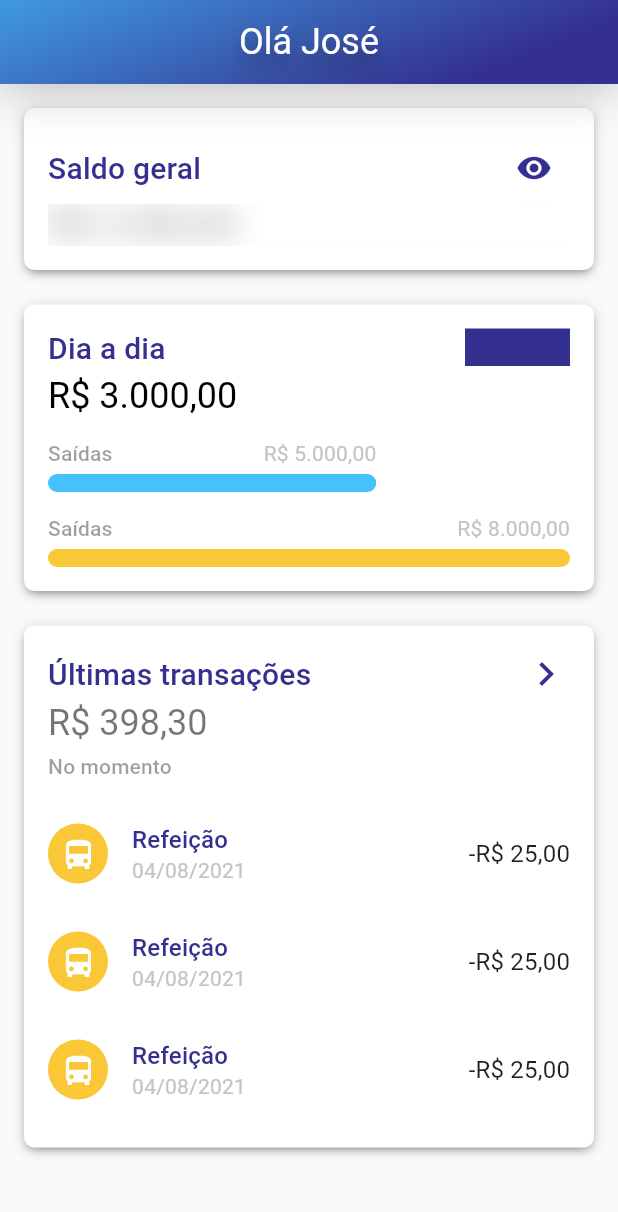
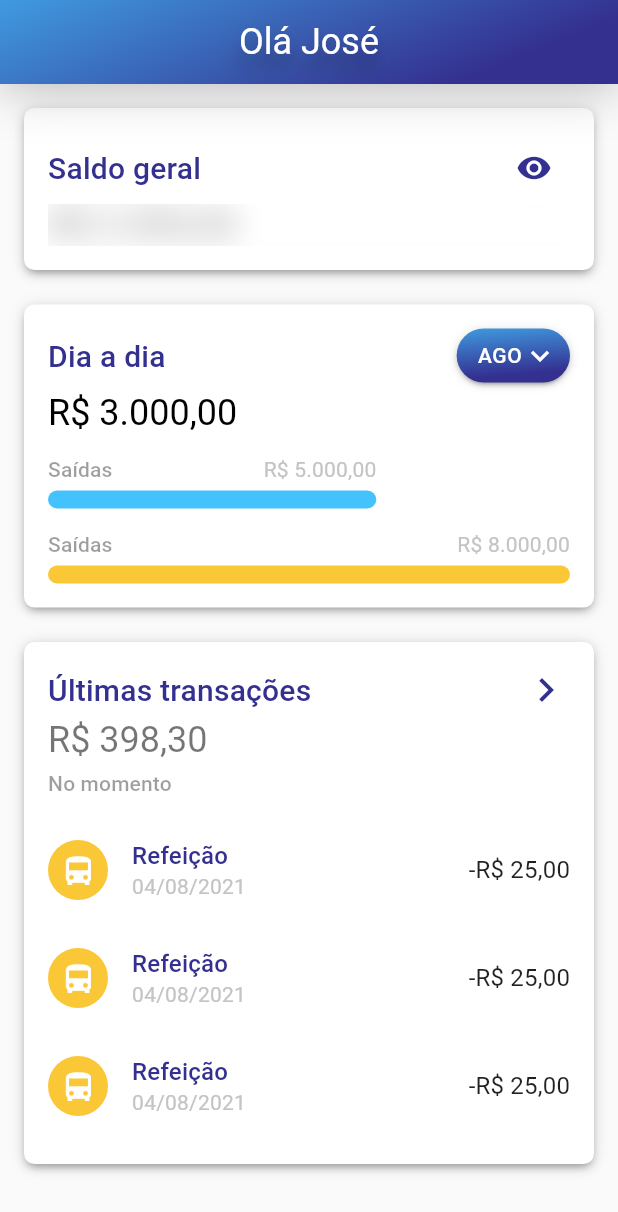
Before and after one commit to rodrigofelipejr/raro-academy-budget, a Flutter app: the screen it shows after launch, on a phone screen of 412 x 824 dp. Shown: the top 1212 px of the screen. Run offline on Flutter 3.47's test engine with Material 2 defaults, Android fonts, the phone set to English and light mode, and no system bars; missing offline and left inert: animated_card; project files that could hold a hidden picture were left out.

Commit message:
adiciona botao de selecao de meses no card dia-a-dia

```diff
--- a/lib/src/features/home/widgets/day_by_day_widget.dart
+++ b/lib/src/features/home/widgets/day_by_day_widget.dart
@@ -1,4 +1,5 @@
 import 'package:flutter/material.dart';
+import 'package:flutter_finance_controller/src/features/home/widgets/month_selector_widget.dart';
 
 import 'card_widget.dart';
 import 'indicators_widget.dart';
@@ -27,11 +28,7 @@ class _DayByDayStateWidget extends State<DayByDayWidget> {
                   'Dia a dia',
                   style: AppTextStyles.purple20w500Roboto,
                 ),
-                Container(
-                  color: AppColors.roxo,
-                  width: 70.0,
-                  height: 25.0,
-                )
+                MonthSelectorWidget(label: 'AGO')
               ],
             ),
             SizedBox(
--- /dev/null
+++ b/lib/src/features/home/widgets/month_selector_widget.dart
@@ -0,0 +1,45 @@
+import 'package:flutter/material.dart';
+
+import '../../../shared/constants/constants.dart';
+
+class MonthSelectorWidget extends StatelessWidget {
+  final String label;
+
+  const MonthSelectorWidget({Key? key, required this.label}) : super(key: key);
+
+  BorderRadius get borderRadius => BorderRadius.circular(34.0);
+
+  @override
+  Widget build(BuildContext context) {
+    return Container(
+      decoration: BoxDecoration(
+        gradient: AppGradients.blueGradientButtons,
+        borderRadius: borderRadius,
+        boxShadow: AppShadows.shadowsButtons,
+      ),
+      child: Material(
+        borderRadius: borderRadius,
+        color: AppColors.transparent,
+        child: InkWell(
+          borderRadius: borderRadius,
+          onTap: () {},
+          child: Container(
+            padding: const EdgeInsets.fromLTRB(14.0, 6.0, 8.0, 6.0),
+            child: Row(
+              children: [
+                Text(
+                  label.toUpperCase(),
+                  style: AppTextStyles.white14w500Roboto,
+                ),
+                Icon(
+                  Icons.expand_more,
+                  color: AppColors.white,
+                ),
+              ],
+            ),
+          ),
+        ),
+      ),
+    );
+  }
+}
--- a/lib/src/shared/constants/app_gradients.dart
+++ b/lib/src/shared/constants/app_gradients.dart
@@ -32,4 +32,18 @@ class AppGradients {
     ],
     transform: GradientRotation((60 * pi) / 180),
   );
+
+  static const blueGradientButtons = LinearGradient(
+    colors: <Color>[
+      AppColors.ciano,
+      AppColors.roxo,
+    ],
+    begin: Alignment.topLeft,
+    end: Alignment.bottomRight,
+    stops: [
+      0.1,
+      0.65,
+    ],
+    transform: GradientRotation((60 * pi) / 180),
+  );
 }
--- a/lib/src/shared/constants/app_shadows.dart
+++ b/lib/src/shared/constants/app_shadows.dart
@@ -50,4 +50,23 @@ class AppShadows {
           spreadRadius: -2.0,
         ),
       ];
+
+        static List<BoxShadow> get shadowsButtons => [
+        BoxShadow(
+          color: AppColors.black.withOpacity(0.12),
+          offset: Offset(0.0, 1.0),
+          blurRadius: 5.0,
+        ),
+        BoxShadow(
+          color: AppColors.black.withOpacity(0.14),
+          offset: Offset(0.0, 2.0),
+          blurRadius: 2.0,
+        ),
+        BoxShadow(
+          color: AppColors.black.withOpacity(0.20),
+          offset: Offset(0.0, 3.0),
+          blurRadius: 1.0,
+          spreadRadius: -2.0,
+        ),
+      ];
 }
--- a/lib/src/shared/constants/app_text_styles.dart
+++ b/lib/src/shared/constants/app_text_styles.dart
@@ -8,6 +8,14 @@ class AppTextStyles {
     fontWeight: FontWeight.w400,
     fontSize: 24.0,
     fontFamily: "Roboto",
+  );
+
+  static const TextStyle white14w500Roboto = TextStyle(
+    color: AppColors.white,
+    fontWeight: FontWeight.w500,
+    fontSize: 14.0,
+    fontFamily: "Roboto",
+    letterSpacing: 0.4,
   );
 
   static const TextStyle purple20w500Roboto = TextStyle(
```
